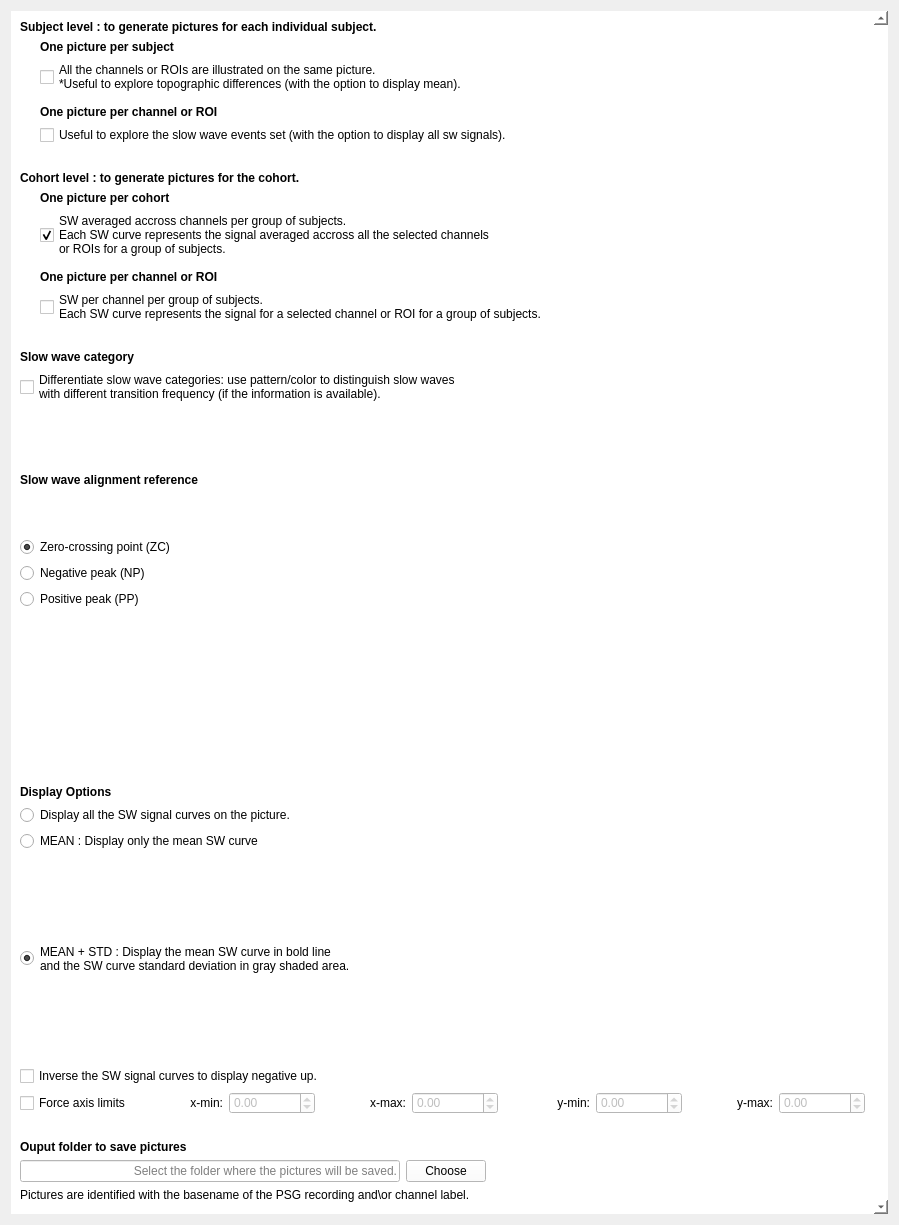
The window that tools/CEAMSTools/SlowWaveImages/OutputFiles/Ui_OutputFiles.ui (SnoozToolbox/snooz-package-ceams) describes before a commit, drawn with Qt 5.
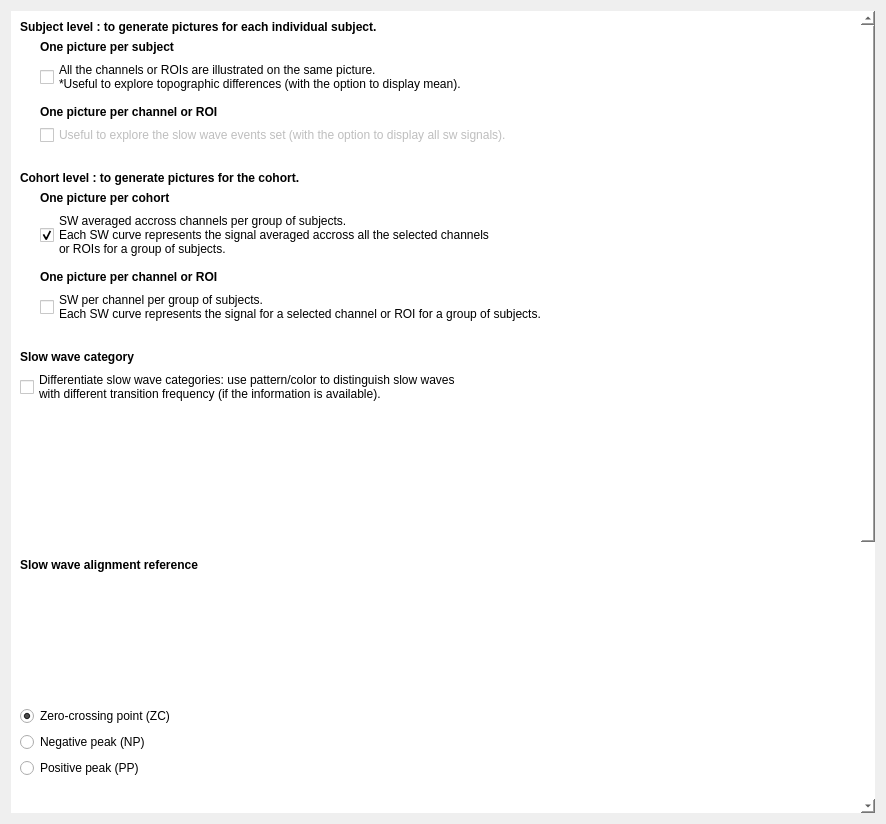
The same window after the commit. Icons and pictures are not drawn.

Diff of the .ui file:
```diff
--- a/tools/CEAMSTools/SlowWaveImages/OutputFiles/Ui_OutputFiles.ui
+++ b/tools/CEAMSTools/SlowWaveImages/OutputFiles/Ui_OutputFiles.ui
@@ -6,8 +6,8 @@
    <rect>
     <x>0</x>
     <y>0</y>
-    <width>899</width>
-    <height>1225</height>
+    <width>886</width>
+    <height>824</height>
    </rect>
   </property>
   <property name="windowTitle">
@@ -66,7 +66,7 @@
        <rect>
         <x>0</x>
         <y>0</y>
-        <width>864</width>
+        <width>862</width>
         <height>1200</height>
        </rect>
       </property>
@@ -161,6 +161,12 @@
              </item>
              <item>
               <widget class="QCheckBox" name="checkBox_subject_sel">
+               <property name="enabled">
+                <bool>false</bool>
+               </property>
+               <property name="toolTip">
+                <string>Check the display option 'Display all the SW' in order to check this option.</string>
+               </property>
                <property name="text">
                 <string>Useful to explore the slow wave events set (with the option to display all sw signals).</string>
                </property>
@@ -435,7 +441,7 @@
               <enum>Qt::LeftToRight</enum>
              </property>
              <property name="autoFillBackground">
-              <bool>true</bool>
+              <bool>false</bool>
              </property>
              <property name="lineWidth">
               <number>0</number>
@@ -531,7 +537,7 @@
          <item>
           <widget class="QRadioButton" name="radioButton_meanstd">
            <property name="sizePolicy">
-            <sizepolicy hsizetype="Expanding" vsizetype="Expanding">
+            <sizepolicy hsizetype="Minimum" vsizetype="Fixed">
              <horstretch>0</horstretch>
              <verstretch>0</verstretch>
             </sizepolicy>
```
Left out of the diff: 89 changed lines with no effect on the pictures.
